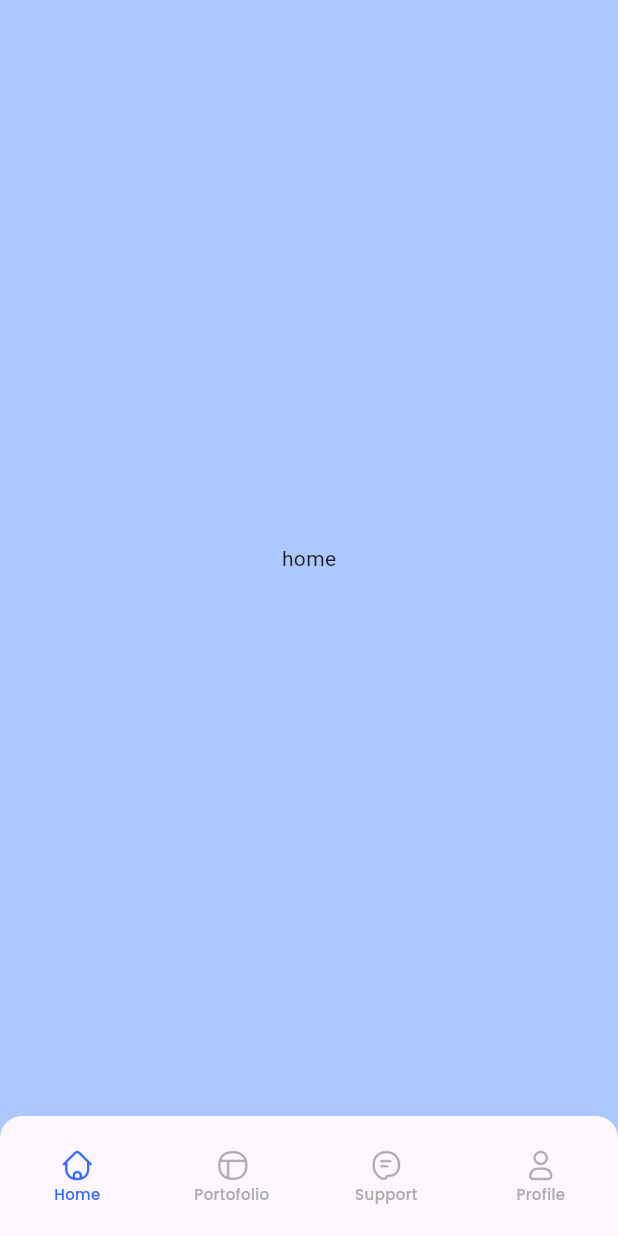
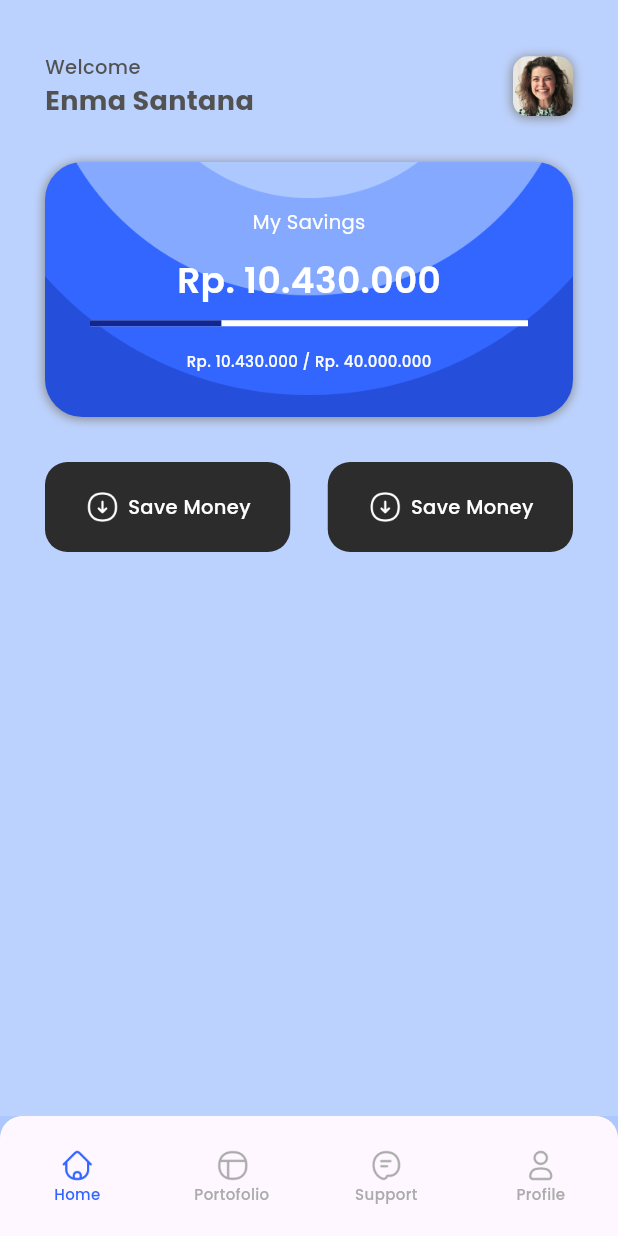
Before and after one commit to lutungp/saving_app, a Flutter app: the MainPage screen opened by its route, on a phone screen of 412 x 824 dp. Run offline on Flutter 3.47's test engine with Material 3 defaults, Android fonts, the phone set to English and light mode, and no system bars; drawn by our look-alikes of percent_indicator; our stand-ins replace google_fonts.

Commit message:
transaction buttton

```diff
--- a/lib/pages/home.dart
+++ b/lib/pages/home.dart
@@ -1,13 +1,170 @@
 import 'package:flutter/material.dart';
+import 'package:percent_indicator/percent_indicator.dart';
+import 'package:saving_app/styles/colors.dart';
+import 'package:saving_app/styles/text_style.dart';
 
 class HomePage extends StatelessWidget {
   const HomePage({super.key});
 
   @override
   Widget build(BuildContext context) {
-    return Container(
-      child: Center(
-        child: Text("home"),
+    return SafeArea(
+      child: Container(
+        color: kBgColor.withOpacity(0.2),
+        child: Stack(
+          children: [
+            Padding(
+              padding: const EdgeInsets.only(
+                left: 30,
+                top: 35,
+                right: 30,
+              ),
+              child: Column(
+                children: [
+                  Row(
+                    mainAxisAlignment: MainAxisAlignment.spaceBetween,
+                    children: [
+                      Column(
+                        crossAxisAlignment: CrossAxisAlignment.start,
+                        children: [
+                          Text(
+                            "Welcome",
+                            style:
+                                text13Medium.copyWith(color: kMatterhornBlack),
+                          ),
+                          Text(
+                            "Enma Santana",
+                            style: text18Bold.copyWith(color: kMatterhornBlack),
+                          )
+                        ],
+                      ),
+                      Container(
+                        constraints: BoxConstraints.expand(
+                          height: 40,
+                          width: 40,
+                        ),
+                        decoration: BoxDecoration(
+                            borderRadius: BorderRadius.all(
+                              Radius.circular(10),
+                            ),
+                            image: DecorationImage(
+                              image: AssetImage('assets/images/user-img.png'),
+                              fit: BoxFit.cover,
+                            ),
+                            boxShadow: [
+                              BoxShadow(
+                                color: kGrey,
+                                blurRadius: 5,
+                                offset: Offset.fromDirection(2),
+                              ),
+                            ]),
+                      )
+                    ],
+                  ),
+                  SizedBox(height: 28),
+                  Container(
+                    padding: EdgeInsets.symmetric(horizontal: 30),
+                    constraints: BoxConstraints.expand(height: 170),
+                    decoration: BoxDecoration(
+                      borderRadius: BorderRadius.all(Radius.circular(25)),
+                      image: DecorationImage(
+                        image: AssetImage('assets/images/bg-container.png'),
+                        fit: BoxFit.cover,
+                      ),
+                      boxShadow: [
+                        BoxShadow(
+                          color: kGrey,
+                          blurRadius: 5,
+                          offset: Offset.fromDirection(2),
+                        )
+                      ],
+                    ),
+                    child: Column(
+                      mainAxisAlignment: MainAxisAlignment.center,
+                      children: [
+                        Text(
+                          'My Savings',
+                          style: text13Reguler.copyWith(color: kWhite),
+                        ),
+                        SizedBox(
+                          height: 12,
+                        ),
+                        Text(
+                          'Rp. 10.430.000',
+                          style: text24Semibold.copyWith(color: kWhite),
+                        ),
+                        SizedBox(
+                          height: 10,
+                        ),
+                        LinearPercentIndicator(
+                          lineHeight: 4,
+                          padding: EdgeInsets.symmetric(
+                            horizontal: 0,
+                          ),
+                          progressColor: kEgyptianBlue,
+                          percent: 0.3,
+                          backgroundColor: kWhite,
+                        ),
+                        SizedBox(
+                          height: 16,
+                        ),
+                        Text(
+                          "Rp. 10.430.000 / Rp. 40.000.000",
+                          style: text10Medium.copyWith(color: kWhite),
+                        )
+                      ],
+                    ),
+                  ),
+                  SizedBox(
+                    height: 30,
+                  ),
+                  Row(
+                    children: [
+                      _transactionButton('assets/icons/save.png', 'Save Money'),
+                      SizedBox(
+                        width: 25,
+                      ),
+                      _transactionButton('assets/icons/save.png', 'Save Money'),
+                    ],
+                  )
+                ],
+              ),
+            )
+          ],
+        ),
+      ),
+    );
+  }
+
+  Widget _transactionButton(String icon, String text) {
+    return Expanded(
+      child: Container(
+        constraints: BoxConstraints.expand(
+          height: 60,
+        ),
+        decoration: BoxDecoration(
+          color: kNightBlack,
+          borderRadius: BorderRadius.all(
+            Radius.circular(15),
+          ),
+        ),
+        child: Row(
+          mainAxisAlignment: MainAxisAlignment.center,
+          children: [
+            Image.asset(
+              icon,
+              width: 24,
+              color: kWhite,
+            ),
+            SizedBox(
+              width: 5,
+            ),
+            Text(
+              text,
+              style: text13Medium.copyWith(color: kWhite),
+            )
+          ],
+        ),
       ),
     );
   }
--- a/pubspec.yaml
+++ b/pubspec.yaml
@@ -36,6 +36,7 @@ dependencies:
   # Use with the CupertinoIcons class for iOS style icons.
   cupertino_icons: ^1.0.6
   google_fonts: ^6.2.1
+  percent_indicator: ^4.2.3
 
 dev_dependencies:
   flutter_test:
```
Also changed, not shown: pubspec.lock.
